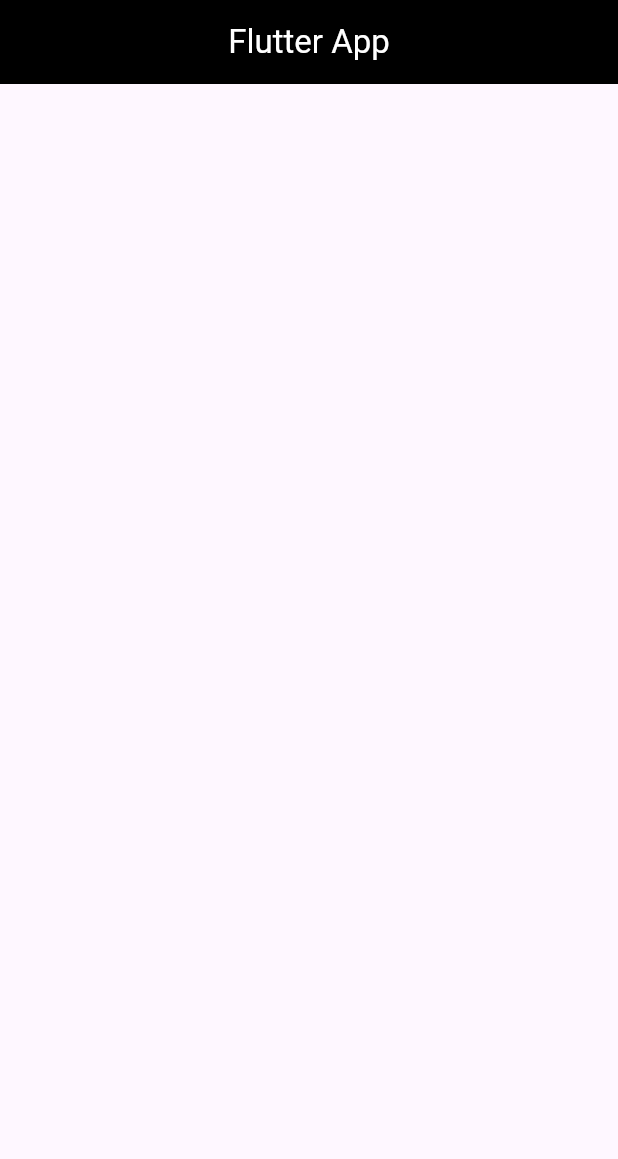
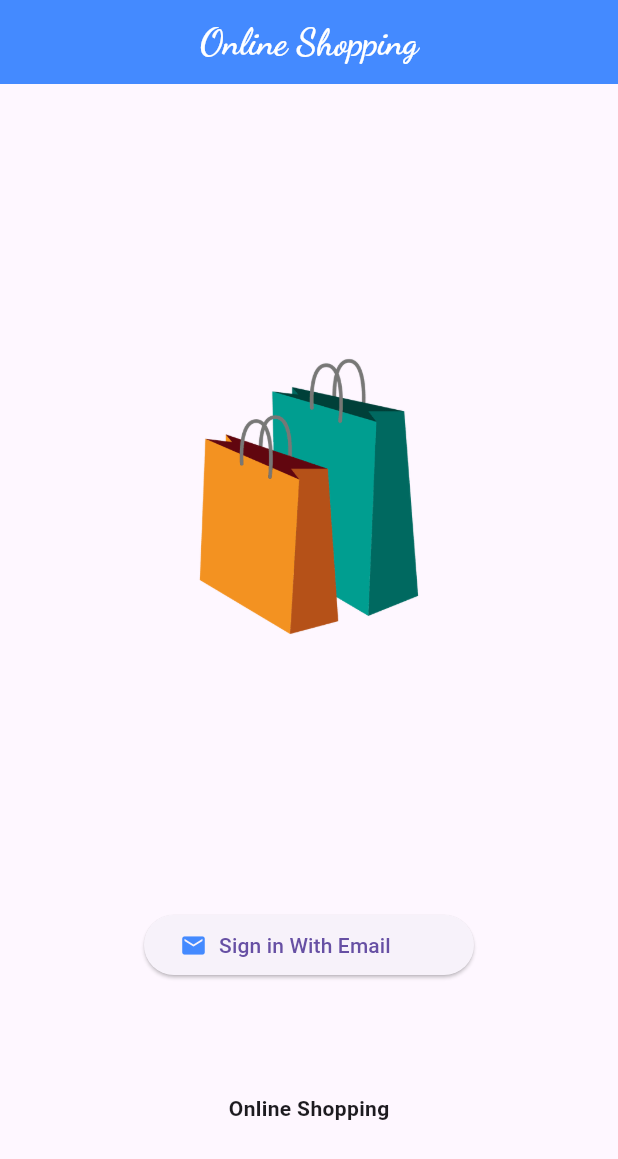
Before and after one commit to MD-DaniyalJavadia/FlutterApp, a Flutter app: the screen it shows after launch, on a phone screen of 412 x 824 dp. Shown: the top 1159 px of the screen. Run offline on Flutter 3.47's test engine with Material 3 defaults, Android fonts, the phone set to English and light mode, and no system bars; our stand-ins replace animated_splash_screen, google_fonts.

```diff
--- a/lib/main.dart
+++ b/lib/main.dart
@@ -15,7 +15,7 @@ class MyApp extends StatelessWidget
         theme: ThemeData(primarySwatch: Colors.grey),
         home : AnimatedSplashScreen(
             duration: 3000,
-          splash: Image.asset('assets/Capture.png'),
+              splash: Image.asset('assets/shoppingbags.webp'),
             nextScreen: WelcomePage(),
             splashTransition: SplashTransition.fadeTransition,
             backgroundColor: Colors.blue));
--- a/lib/screens/auth-ui/welcome-page.dart
+++ b/lib/screens/auth-ui/welcome-page.dart
@@ -1,4 +1,6 @@
 import 'package:flutter/material.dart';
+import 'package:firstapp/screens/auth-ui/siginpage.dart';
+import 'package:google_fonts/google_fonts.dart';
 
 class WelcomePage extends StatelessWidget
 {
@@ -7,9 +9,51 @@ class WelcomePage extends StatelessWidget
   {
     return Scaffold(
       appBar: AppBar(
-        title: Text('Flutter App',style:TextStyle(color: Colors.white),),
+        title: Text(
+          'Online Shopping',
+          style: GoogleFonts.dancingScript(
+            color: Colors.white,
+            fontSize: 24,
+            fontWeight: FontWeight.bold,
+          ),
+        ),
         centerTitle: true,
-        backgroundColor: Colors.black,
+        backgroundColor: Colors.blueAccent,
+      ),
+      body: Center(
+        child: Column(
+          mainAxisAlignment: MainAxisAlignment.spaceEvenly,
+          crossAxisAlignment: CrossAxisAlignment.center,
+          children: [
+            Container(
+              child: Image.asset('assets/shoppingbags.webp',height: 400,width: 200,),
+            ),
+            Container(
+                width: 220,
+              child: ElevatedButton(
+                onPressed: () {
+                  Navigator.of(context).push(
+                    MaterialPageRoute(
+                      builder: (_) => SiginPage(),
+                    ),
+                  );
+                },
+                child: Row(
+                  children: [
+                    Icon(Icons.email,color: Colors.blueAccent,),
+                    SizedBox(width: 8),
+                    Text('Sign in With Email'),
+                    SizedBox(width: 8),
+                  ],
+                ),
+              ),
+            ),
+            Container(
+              alignment: Alignment.center,
+              child: Text('Online Shopping',style: TextStyle(fontWeight:FontWeight.bold),),
+            ),
+          ],
+        ),
       ),
     );
   }
--- a/pubspec.yaml
+++ b/pubspec.yaml
@@ -35,6 +35,7 @@ dependencies:
   # Use with the CupertinoIcons class for iOS style icons.
   cupertino_icons: ^1.0.8
   animated_splash_screen: ^1.3.0
+  google_fonts: ^6.2.1
 
 dev_dependencies:
   flutter_test:
@@ -73,8 +74,8 @@ flutter:
   # "family" key with the font family name, and a "fonts" key with a
   # list giving the asset and other descriptors for the font. For
   # example:
-  # fonts:
-  #   - family: Schyler
+  fonts:
+     - family: Schyler
   #     fonts:
   #       - asset: fonts/Schyler-Regular.ttf
   #       - asset: fonts/Schyler-Italic.ttf
```
Also changed, not shown: lib/screens/auth-ui/siginpage.dart (added, +52 -0 lines), assets/Capture.PNG (deleted), assets/shoppingbags.webp (added), pubspec.lock, 1 other file. Lines whose indentation alone changed are shown as unchanged.
